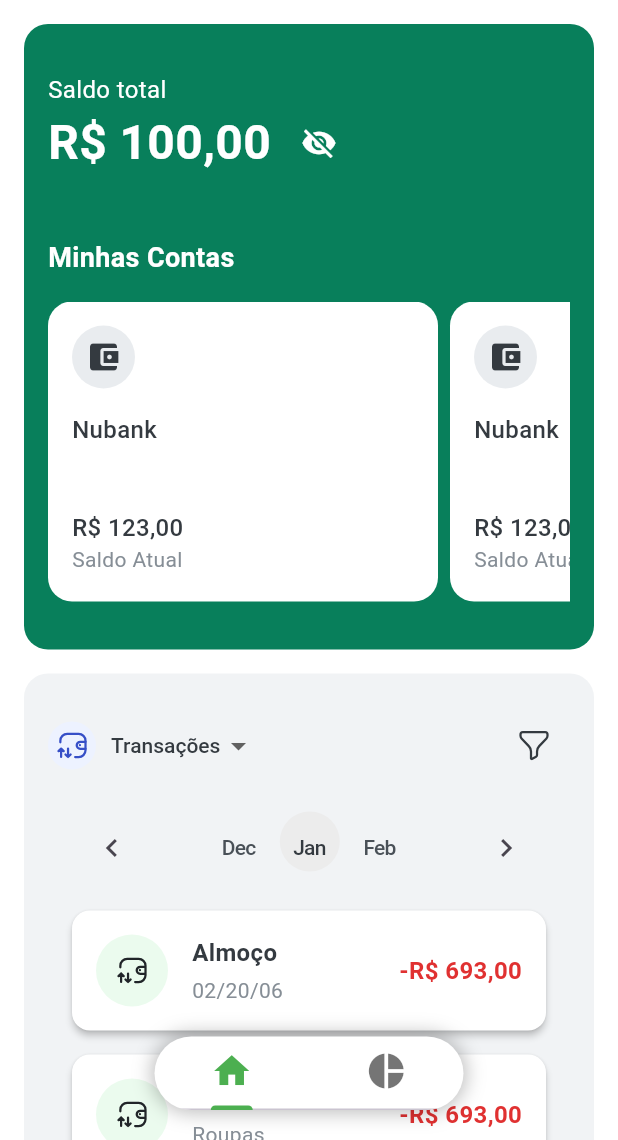
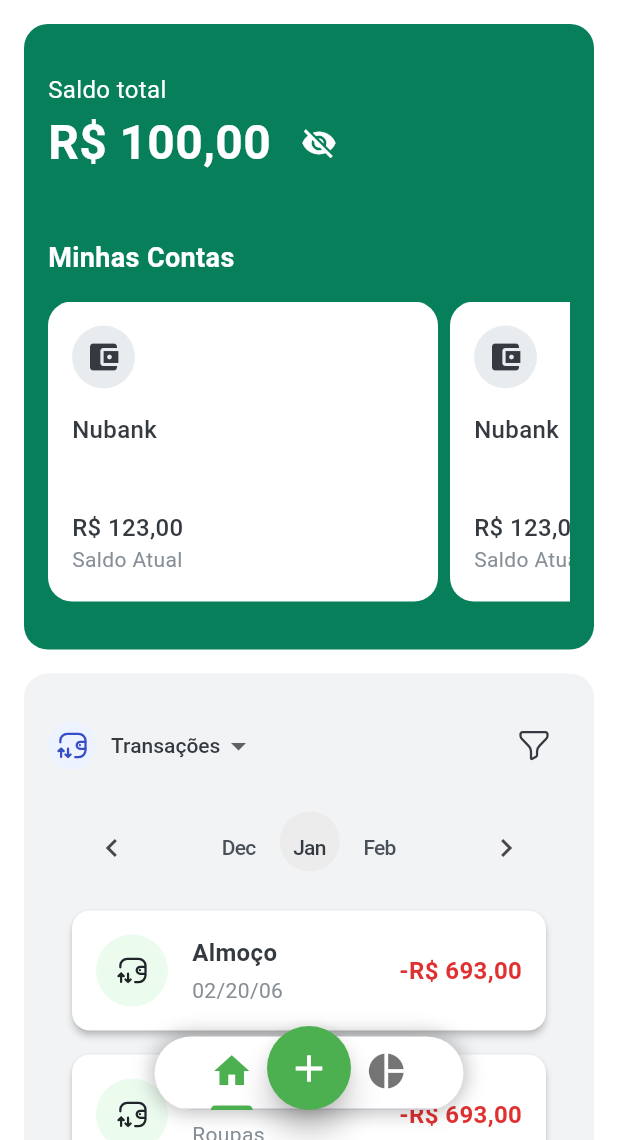
Before and after one commit to PedroHBarion/Money_Flow, a Flutter app: the MainNavigation screen opened by its route, on a phone screen of 412 x 824 dp, the part 96-1236 px from its top. Run offline on Flutter 3.47's test engine with Material 3 defaults, Android fonts, the phone set to English and light mode, and no system bars; our stand-ins replace fl_chart, flutter_svg; Roboto replaces fonts that are missing (DM Sans).

Commit message:
Feat: Incremento do botão central na NavBar

```diff
--- a/app_money_flow/lib/src/core/routes/main_navigation.dart
+++ b/app_money_flow/lib/src/core/routes/main_navigation.dart
@@ -13,6 +13,7 @@ class MainNavigation extends StatefulWidget {
 class _MainNavigationState extends State<MainNavigation>
     with SingleTickerProviderStateMixin {
   late TabController _tabController;
+  bool isExpanded = false;
 
   @override
   void initState() {
@@ -47,7 +48,11 @@ class _MainNavigationState extends State<MainNavigation>
             alignment: Alignment.bottomCenter,
             child: Padding(
               padding: const EdgeInsets.only(bottom: 20),
-              child: Container(
+              child: Stack(
+                alignment: Alignment.bottomCenter,
+                clipBehavior: Clip.none,
+                children: [
+                  Container(
                     width: MediaQuery.of(context).size.width * 0.5,
                     decoration: BoxDecoration(
                       color: Colors.white,
@@ -75,6 +80,25 @@ class _MainNavigationState extends State<MainNavigation>
                       ),
                     ),
                   ),
+                  Positioned(
+                    child: FloatingActionButton(
+                      onPressed: () {
+                        setState(() {
+                          isExpanded = !isExpanded;
+                        });
+                      },
+                      backgroundColor: Colors.green,
+                      elevation: 8,
+                      shape: const CircleBorder(),
+                      child: Icon(
+                        isExpanded ? Icons.close : Icons.add,
+                        size: 30,
+                        color: Colors.white,
+                      ),
+                    ),
+                  ),
+                ],
+              ),
             ),
           ),
         ],
```
Lines whose indentation alone changed are shown as unchanged.
